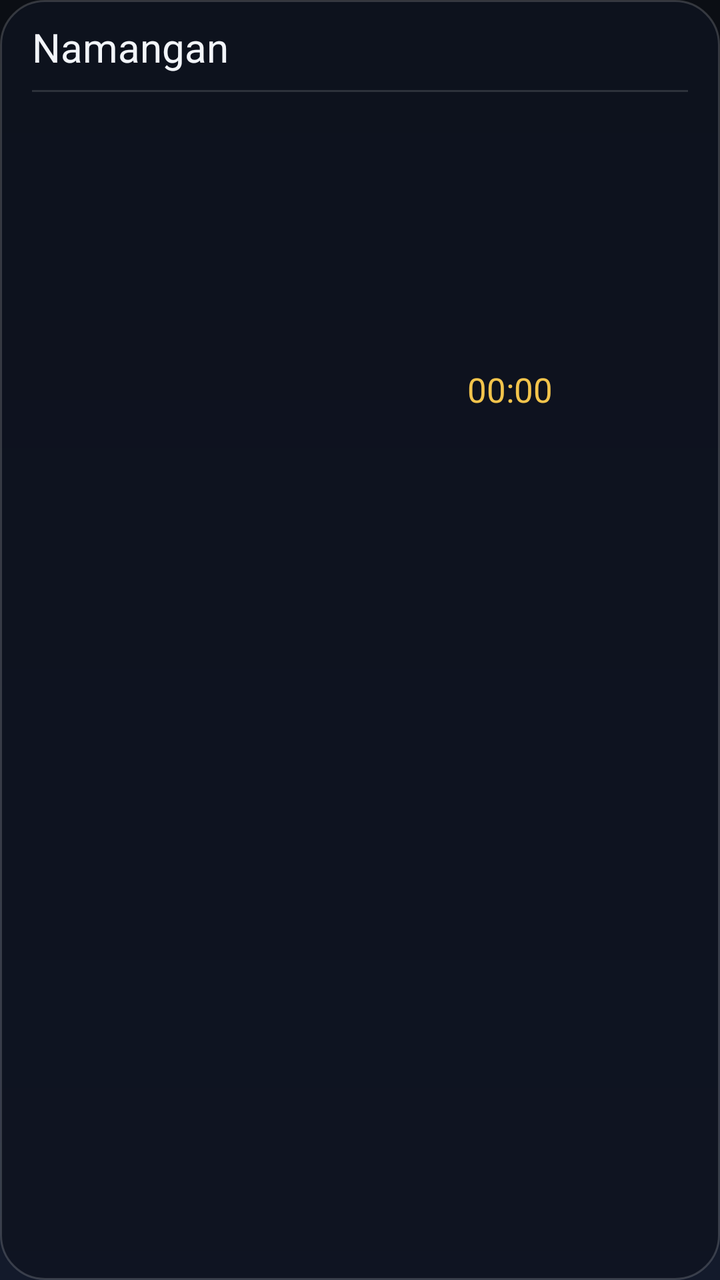
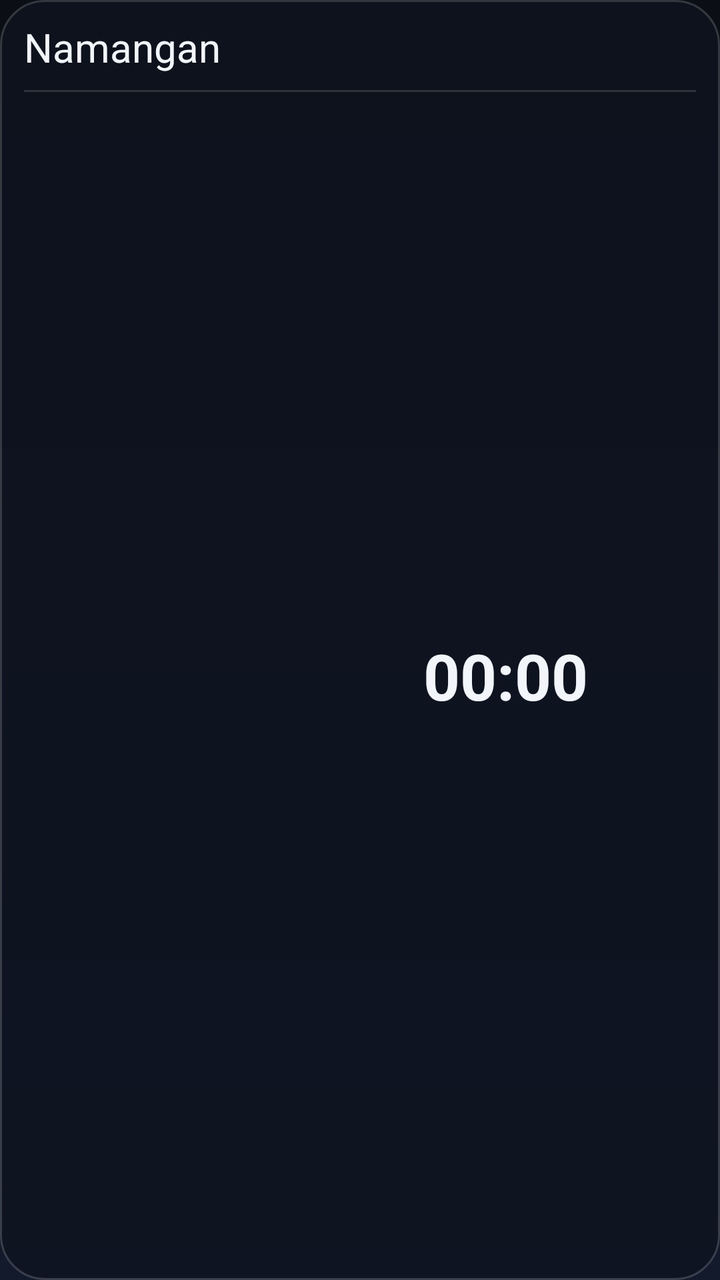

Screens rendered from an Android XML layout before and after an edit, with the pre-edit source and the edit as a unified diff.
<!-- AndroidManifest.xml: application theme Theme.NamozVaqti -->
<!-- res/layout/widget_prayer.xml -->
<?xml version="1.0" encoding="utf-8"?>
<LinearLayout xmlns:android="http://schemas.android.com/apk/res/android"
    android:id="@+id/widget_root"
    android:layout_width="match_parent"
    android:layout_height="match_parent"
    android:background="@drawable/widget_bg"
    android:orientation="vertical"
    android:paddingLeft="16dp"
    android:paddingRight="16dp"
    android:paddingTop="10dp"
    android:paddingBottom="10dp">

    
    <LinearLayout
        android:layout_width="match_parent"
        android:layout_height="wrap_content"
        android:gravity="center_vertical"
        android:orientation="horizontal">

        <TextView
            android:layout_width="0dp"
            android:layout_height="wrap_content"
            android:layout_weight="1"
            android:text="@string/city"
            android:textColor="@color/text_primary"
            android:textSize="20sp" />

        <TextView
            android:id="@+id/tvWDate"
            android:layout_width="wrap_content"
            android:layout_height="wrap_content"
            android:textColor="@color/text_secondary"
            android:textSize="13sp" />
    </LinearLayout>

    
    <ImageView
        android:layout_width="match_parent"
        android:layout_height="1dp"
        android:layout_marginTop="8dp"
        android:layout_marginBottom="8dp"
        android:background="#22FFFFFF"
        android:importantForAccessibility="no" />

    
    <LinearLayout
        android:layout_width="match_parent"
        android:layout_height="wrap_content"
        android:baselineAligned="false"
        android:gravity="center_vertical"
        android:orientation="horizontal">

        
        <LinearLayout
            android:layout_width="wrap_content"
            android:layout_height="wrap_content"
            android:orientation="vertical">

            <LinearLayout android:id="@+id/row0" android:layout_width="wrap_content" android:layout_height="wrap_content" android:gravity="center_vertical" android:orientation="horizontal" android:paddingLeft="6dp" android:paddingRight="8dp" android:paddingTop="3dp" android:paddingBottom="3dp">
                <ImageView android:id="@+id/ic0" android:layout_width="24dp" android:layout_height="24dp" android:layout_marginEnd="8dp" android:importantForAccessibility="no" />
                <TextView android:id="@+id/nm0" android:layout_width="96dp" android:layout_height="wrap_content" android:textColor="@color/text_secondary" android:textSize="22sp" />
                <TextView android:id="@+id/tm0" android:layout_width="wrap_content" android:layout_height="wrap_content" android:textColor="@color/text_primary" android:textSize="22sp" />
            </LinearLayout>

            <LinearLayout android:id="@+id/row1" android:layout_width="wrap_content" android:layout_height="wrap_content" android:gravity="center_vertical" android:orientation="horizontal" android:paddingLeft="6dp" android:paddingRight="8dp" android:paddingTop="3dp" android:paddingBottom="3dp">
                <ImageView android:id="@+id/ic1" android:layout_width="24dp" android:layout_height="24dp" android:layout_marginEnd="8dp" android:importantForAccessibility="no" />
                <TextView android:id="@+id/nm1" android:layout_width="96dp" android:layout_height="wrap_content" android:textColor="@color/text_secondary" android:textSize="22sp" />
                <TextView android:id="@+id/tm1" android:layout_width="wrap_content" android:layout_height="wrap_content" android:textColor="@color/text_primary" android:textSize="22sp" />
            </LinearLayout>

            <LinearLayout android:id="@+id/row2" android:layout_width="wrap_content" android:layout_height="wrap_content" android:gravity="center_vertical" android:orientation="horizontal" android:paddingLeft="6dp" android:paddingRight="8dp" android:paddingTop="3dp" android:paddingBottom="3dp">
                <ImageView android:id="@+id/ic2" android:layout_width="24dp" android:layout_height="24dp" android:layout_marginEnd="8dp" android:importantForAccessibility="no" />
                <TextView android:id="@+id/nm2" android:layout_width="96dp" android:layout_height="wrap_content" android:textColor="@color/text_secondary" android:textSize="22sp" />
                <TextView android:id="@+id/tm2" android:layout_width="wrap_content" android:layout_height="wrap_content" android:textColor="@color/text_primary" android:textSize="22sp" />
            </LinearLayout>

            <LinearLayout android:id="@+id/row3" android:layout_width="wrap_content" android:layout_height="wrap_content" android:gravity="center_vertical" android:orientation="horizontal" android:paddingLeft="6dp" android:paddingRight="8dp" android:paddingTop="3dp" android:paddingBottom="3dp">
                <ImageView android:id="@+id/ic3" android:layout_width="24dp" android:layout_height="24dp" android:layout_marginEnd="8dp" android:importantForAccessibility="no" />
                <TextView android:id="@+id/nm3" android:layout_width="96dp" android:layout_height="wrap_content" android:textColor="@color/text_secondary" android:textSize="22sp" />
                <TextView android:id="@+id/tm3" android:layout_width="wrap_content" android:layout_height="wrap_content" android:textColor="@color/text_primary" android:textSize="22sp" />
            </LinearLayout>

            <LinearLayout android:id="@+id/row4" android:layout_width="wrap_content" android:layout_height="wrap_content" android:gravity="center_vertical" android:orientation="horizontal" android:paddingLeft="6dp" android:paddingRight="8dp" android:paddingTop="3dp" android:paddingBottom="3dp">
                <ImageView android:id="@+id/ic4" android:layout_width="24dp" android:layout_height="24dp" android:layout_marginEnd="8dp" android:importantForAccessibility="no" />
                <TextView android:id="@+id/nm4" android:layout_width="96dp" android:layout_height="wrap_content" android:textColor="@color/text_secondary" android:textSize="22sp" />
                <TextView android:id="@+id/tm4" android:layout_width="wrap_content" android:layout_height="wrap_content" android:textColor="@color/text_primary" android:textSize="22sp" />
            </LinearLayout>

            <LinearLayout android:id="@+id/row5" android:layout_width="wrap_content" android:layout_height="wrap_content" android:gravity="center_vertical" android:orientation="horizontal" android:paddingLeft="6dp" android:paddingRight="8dp" android:paddingTop="3dp" android:paddingBottom="3dp">
                <ImageView android:id="@+id/ic5" android:layout_width="24dp" android:layout_height="24dp" android:layout_marginEnd="8dp" android:importantForAccessibility="no" />
                <TextView android:id="@+id/nm5" android:layout_width="96dp" android:layout_height="wrap_content" android:textColor="@color/text_secondary" android:textSize="22sp" />
                <TextView android:id="@+id/tm5" android:layout_width="wrap_content" android:layout_height="wrap_content" android:textColor="@color/text_primary" android:textSize="22sp" />
            </LinearLayout>
        </LinearLayout>

        
        <FrameLayout
            android:layout_width="0dp"
            android:layout_height="170dp"
            android:layout_weight="1"
            android:layout_marginStart="8dp"
            android:layout_marginLeft="8dp">

            <ImageView
                android:id="@+id/ring"
                android:layout_width="match_parent"
                android:layout_height="match_parent"
                android:importantForAccessibility="no" />

            <LinearLayout
                android:layout_width="wrap_content"
                android:layout_height="wrap_content"
                android:layout_gravity="center"
                android:gravity="center_horizontal"
                android:orientation="vertical">

                <TextView
                    android:id="@+id/nmNext"
                    android:layout_width="wrap_content"
                    android:layout_height="wrap_content"
                    android:textColor="@color/accent"
                    android:textSize="18sp" />

                <TextView
                    android:id="@+id/tmNext"
                    android:layout_width="wrap_content"
                    android:layout_height="wrap_content"
                    android:textColor="@color/text_primary"
                    android:textSize="34sp"
                    android:textStyle="bold" />

                <Chronometer
                    android:id="@+id/chrono"
                    android:layout_width="wrap_content"
                    android:layout_height="wrap_content"
                    android:textColor="@color/accent"
                    android:textSize="17sp" />
            </LinearLayout>
        </FrameLayout>
    </LinearLayout>
</LinearLayout>
<!-- resources referenced by this layout -->
<resources>
  <color name="accent">#FFF3C44C</color>
  <color name="text_primary">#FFF2F5FA</color>
  <color name="text_secondary">#FF8A93A6</color>
  <!-- drawable widget_bg (drawable) -->
  <?xml version="1.0" encoding="utf-8"?>
  <shape xmlns:android="http://schemas.android.com/apk/res/android"
      android:shape="rectangle">
      <solid android:color="#CC0E1320" />
      <corners android:radius="22dp" />
      <stroke android:width="1dp" android:color="#2BFFFFFF" />
  </shape>
  <string name="city">Namangan</string>
  <style name="Theme.NamozVaqti" parent="Theme.AppCompat.NoActionBar">
          <item name="android:windowBackground">@drawable/bg_gradient</item>
          <item name="android:statusBarColor">@color/bg_top</item>
          <item name="android:navigationBarColor">@color/bg_bottom</item>
          <item name="colorPrimary">@color/accent</item>
          <item name="colorAccent">@color/accent</item>
          <item name="android:textColorPrimary">@color/text_primary</item>
          <item name="android:textColorSecondary">@color/text_secondary</item>
      </style>
  <!-- drawable bg_gradient (drawable) -->
  <?xml version="1.0" encoding="utf-8"?>
  <shape xmlns:android="http://schemas.android.com/apk/res/android"
      android:shape="rectangle">
      <gradient
          android:angle="270"
          android:startColor="@color/bg_top"
          android:centerColor="@color/bg_mid"
          android:endColor="@color/bg_bottom"
          android:type="linear" />
  </shape>
  <color name="bg_top">#FF0B0E14</color>
  <color name="bg_bottom">#FF131A2B</color>
  <color name="bg_mid">#FF0E1320</color>
</resources>

<!-- the commit's change to res/layout/widget_prayer.xml (unified diff, before → after) -->
@@ -5,8 +5,8 @@
     android:layout_height="match_parent"
     android:background="@drawable/widget_bg"
     android:orientation="vertical"
-    android:paddingLeft="16dp"
-    android:paddingRight="16dp"
+    android:paddingLeft="12dp"
+    android:paddingRight="12dp"
     android:paddingTop="10dp"
     android:paddingBottom="10dp">
 
@@ -45,7 +45,8 @@
     
     <LinearLayout
         android:layout_width="match_parent"
-        android:layout_height="wrap_content"
+        android:layout_height="0dp"
+        android:layout_weight="1"
         android:baselineAligned="false"
         android:gravity="center_vertical"
         android:orientation="horizontal">
@@ -96,10 +97,10 @@
         
         <FrameLayout
             android:layout_width="0dp"
-            android:layout_height="170dp"
+            android:layout_height="match_parent"
             android:layout_weight="1"
-            android:layout_marginStart="8dp"
-            android:layout_marginLeft="8dp">
+            android:layout_marginStart="4dp"
+            android:layout_marginLeft="4dp">
 
             <ImageView
                 android:id="@+id/ring"
@@ -119,22 +120,24 @@
                     android:layout_width="wrap_content"
                     android:layout_height="wrap_content"
                     android:textColor="@color/accent"
-                    android:textSize="18sp" />
+                    android:textSize="20sp" />
+
+                
+                <Chronometer
+                    android:id="@+id/chrono"
+                    android:layout_width="wrap_content"
+                    android:layout_height="wrap_content"
+                    android:singleLine="true"
+                    android:textColor="@color/text_primary"
+                    android:textSize="32sp"
+                    android:textStyle="bold" />
 
                 <TextView
                     android:id="@+id/tmNext"
                     android:layout_width="wrap_content"
                     android:layout_height="wrap_content"
-                    android:textColor="@color/text_primary"
-                    android:textSize="34sp"
-                    android:textStyle="bold" />
-
-                <Chronometer
-                    android:id="@+id/chrono"
-                    android:layout_width="wrap_content"
-                    android:layout_height="wrap_content"
                     android:textColor="@color/accent"
-                    android:textSize="17sp" />
+                    android:textSize="26sp" />
             </LinearLayout>
         </FrameLayout>
     </LinearLayout>
